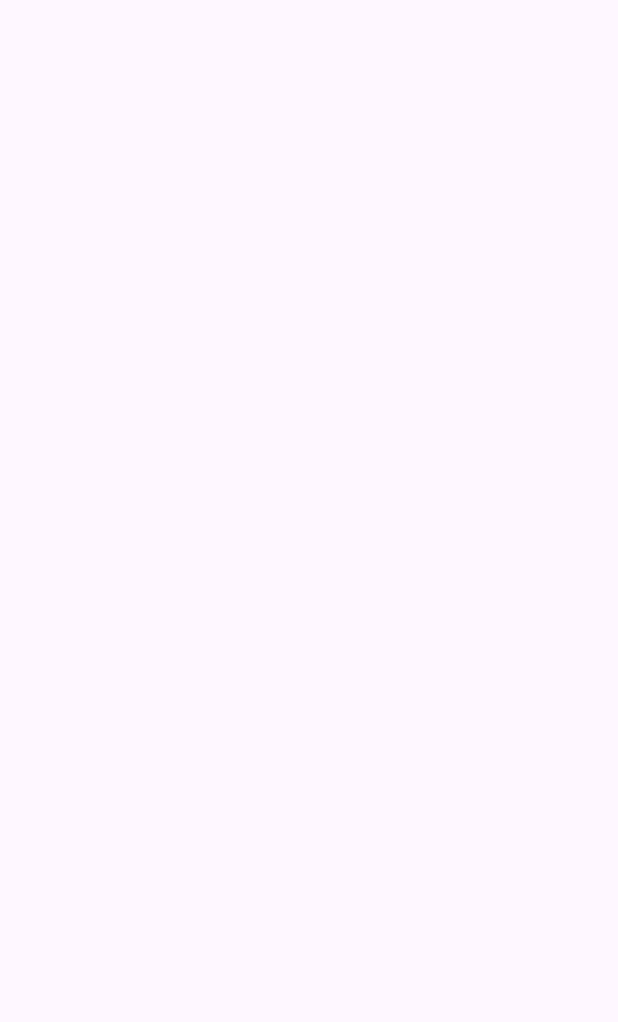
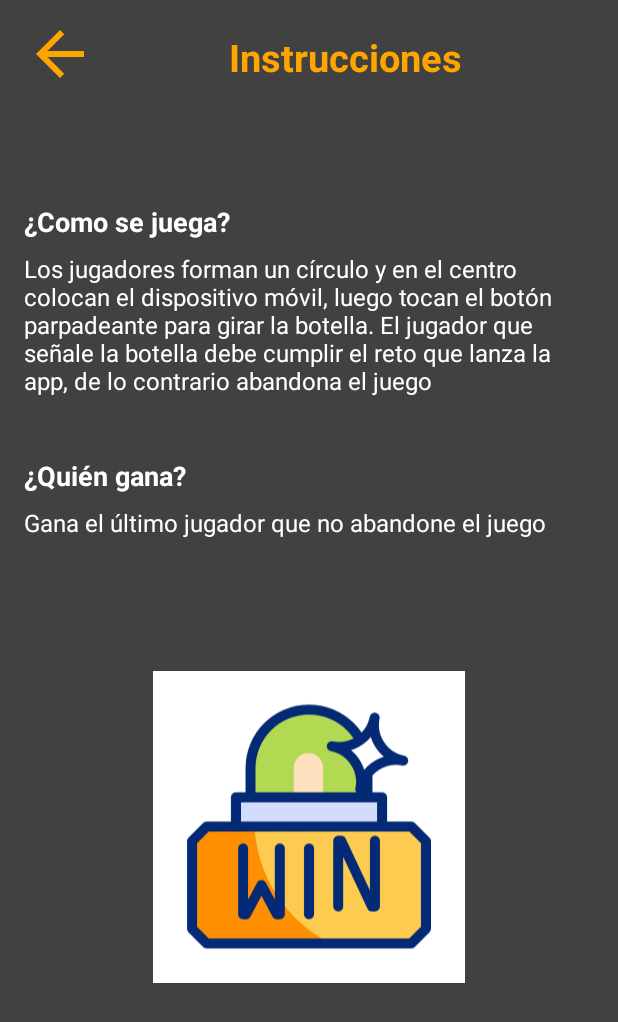
Before and after one commit to LONG-TERM-EFFECTS-OF-SUFFERING/Bottle_Flip_Game, an Android app: the Instructions screen opened through its navigation route, on a phone screen of 412 x 824 dp. Before the commit the part shown is empty. Shown: the top 1022 px of the screen. Run offline under Robolectric (Android 15) with nearby library versions, the phone set to English and light mode, and no system bars; our stand-ins replace data binding.

Commit message:
add instructions frame content

```diff
--- a/app/src/main/java/com/example/bottle_flip/view/fragment/Instructions.kt
+++ b/app/src/main/java/com/example/bottle_flip/view/fragment/Instructions.kt
@@ -5,6 +5,9 @@ import android.view.LayoutInflater
 import android.view.View
 import android.view.ViewGroup
 import androidx.fragment.app.Fragment
+import androidx.navigation.fragment.findNavController
+import com.bumptech.glide.Glide
+import com.example.bottle_flip.R
 
 import com.example.bottle_flip.databinding.InstructionsBinding
 
@@ -22,5 +25,23 @@ class Instructions : Fragment() {
 
     override fun onViewCreated(view: View, savedInstanceState: Bundle?) {
         super.onViewCreated(view, savedInstanceState)
+
+        // Load gif winner using Glide
+        Glide.with(this)
+            .asGif()
+            .load(R.drawable.win_animated)
+            .into(binding.ivAnimatedWin)
+
+        // Configuration of back button
+        binding.btnBack.setOnClickListener {
+            findNavController().navigate(R.id.action_instructions_to_game)
+        }
+
+        // Call to pause audio game function
+        checkAndPauseBackgroundAudio()
+    }
+
+    // Declaration of pause audio game function
+    private fun checkAndPauseBackgroundAudio() {
     }
 }
--- /dev/null
+++ b/app/src/main/res/drawable/ic_back.xml
@@ -0,0 +1,12 @@
+<vector android:autoMirrored="true"
+    android:height="48dp"
+    android:width="48dp"
+    android:viewportHeight="24"
+    android:viewportWidth="24"
+    xmlns:android="http://schemas.android.com/apk/res/android">
+
+    <path
+        android:fillColor="@android:color/white"
+        android:pathData="M20,11H7.83l5.59,-5.59L12,4l-8,8 8,8 1.41,-1.41L7.83,13H20v-2z"
+        android:tint="@color/orange" />
+</vector>
--- a/app/src/main/res/layout/instructions.xml
+++ b/app/src/main/res/layout/instructions.xml
@@ -3,10 +3,120 @@
 	xmlns:app="http://schemas.android.com/apk/res-auto"
 	xmlns:tools="http://schemas.android.com/tools">
 
+	<data>
+		<!-- Binding data variables -->
+	</data>
+
 	<androidx.constraintlayout.widget.ConstraintLayout
 		android:layout_width="match_parent"
 		android:layout_height="match_parent"
-		tools:context=".view.fragment.Instructions">
+		android:background="#414141"
+		tools:context=".view.fragment.Instructions"
+		android:padding="16dp"
+		>
+
+		<!-- Back button -->
+		<ImageButton
+			android:id="@+id/btnBack"
+			android:layout_width="48dp"
+			android:layout_height="48dp"
+			android:padding="12dp"
+			android:background="?attr/selectableItemBackgroundBorderless"
+			android:src="@drawable/ic_back"
+			android:contentDescription="@string/back_button"
+			app:layout_constraintStart_toStartOf="parent"
+			app:layout_constraintTop_toTopOf="parent"
+			app:layout_constraintBottom_toBottomOf="@id/tvTitle"
+			app:tint="@color/orange" />
+
+		<!-- Title -->
+		<TextView
+			android:id="@+id/tvTitle"
+			android:layout_width="wrap_content"
+			android:layout_height="wrap_content"
+			android:text="Instrucciones"
+			android:textColor="@color/orange"
+			android:textSize="25sp"
+			android:textStyle="bold"
+			app:layout_constraintStart_toEndOf="@id/btnBack"
+			app:layout_constraintTop_toTopOf="parent"
+			app:layout_constraintBottom_toBottomOf="@id/btnBack"
+			app:layout_constraintEnd_toEndOf="parent" />
+
+
+		<!-- How to play section -->
+		<TextView
+			android:id="@+id/tvHowToPlayTitle"
+			android:layout_width="wrap_content"
+			android:layout_height="wrap_content"
+			android:text="@string/how_to_play_title"
+			android:textColor="@color/white"
+			android:textSize="18sp"
+			android:textStyle="bold"
+			android:layout_marginTop="80dp"
+			app:layout_constraintTop_toBottomOf="@id/tvTitle"
+			app:layout_constraintStart_toStartOf="parent"
+			/>
+
+		<TextView
+			android:id="@+id/tvHowToPlayContent"
+			android:layout_width="wrap_content"
+			android:layout_height="wrap_content"
+			android:text="@string/how_to_play_content"
+			android:textColor="@color/white"
+			android:textSize="16sp"
+			android:layout_marginTop="8dp"
+			app:layout_constraintTop_toBottomOf="@id/tvHowToPlayTitle"
+			app:layout_constraintStart_toStartOf="parent"
+			/>
+
+		<!-- Who win section -->
+		<TextView
+			android:id="@+id/tvWhoWinTitle"
+			android:layout_width="wrap_content"
+			android:layout_height="wrap_content"
+			android:text="@string/who_win_title"
+			android:textColor="@color/white"
+			android:textSize="18sp"
+			android:textStyle="bold"
+			android:layout_marginTop="40dp"
+			app:layout_constraintTop_toBottomOf="@id/tvHowToPlayContent"
+			app:layout_constraintStart_toStartOf="parent"
+			/>
+
+		<TextView
+			android:id="@+id/tvWhoWinContent"
+			android:layout_width="wrap_content"
+			android:layout_height="wrap_content"
+			android:text="@string/who_win_content"
+			android:textColor="@color/white"
+			android:textSize="16sp"
+			android:layout_marginTop="8dp"
+			app:layout_constraintTop_toBottomOf="@id/tvWhoWinTitle"
+			app:layout_constraintStart_toStartOf="parent"
+			/>
+
+		<!-- Animated Image -->
+		<!--<ImageView
+			android:id="@+id/ivAnimatedWin"
+			android:layout_width="208dp"
+			android:layout_height="363dp"
+			android:layout_marginTop="10dp"
+			android:contentDescription="@string/animation_image_winner"
+			android:src="@drawable/win"
+			app:layout_constraintEnd_toEndOf="parent"
+			app:layout_constraintStart_toStartOf="parent"
+			app:layout_constraintTop_toBottomOf="@id/tvWhoWinContent" />-->
+		<ImageView
+			android:id="@+id/ivAnimatedWin"
+			android:layout_width="208dp"
+			android:layout_height="363dp"
+			android:layout_marginTop="10dp"
+			android:contentDescription="@string/animation_image_winner"
+			app:layout_constraintEnd_toEndOf="parent"
+			app:layout_constraintStart_toStartOf="parent"
+			app:layout_constraintTop_toBottomOf="@id/tvWhoWinContent" />
+
 
 	</androidx.constraintlayout.widget.ConstraintLayout>
 </layout>
--- a/app/src/main/res/values/colors.xml
+++ b/app/src/main/res/values/colors.xml
@@ -2,4 +2,5 @@
 <resources>
 	<color name="black">#FF000000</color>
 	<color name="white">#FFFFFFFF</color>
+	<color name="orange">#FFA500</color>
 </resources>
--- a/app/src/main/res/values/strings.xml
+++ b/app/src/main/res/values/strings.xml
@@ -1,3 +1,12 @@
 <resources>
 	<string name="app_name">BottleFlip</string>
+
+	<!-- Instructions Frame -->
+	<string name="back_button">Volver al juego</string>
+	<string name="title_instructions">Instrucciones</string>
+	<string name="how_to_play_title">¿Como se juega?</string>
+	<string name="how_to_play_content">Los jugadores forman un círculo y en el centro colocan el dispositivo móvil, luego tocan el botón parpadeante para girar la botella. El jugador que señale la botella debe cumplir el reto que lanza la app, de lo contrario abandona el juego</string>
+	<string name="who_win_title">¿Quién gana?</string>
+	<string name="who_win_content">Gana el último jugador que no abandone el juego</string>
+	<string name="animation_image_winner">Winner animated image</string>
 </resources>
```
Also changed, not shown: app/src/main/res/drawable/win_animated.gif (added), app/src/main/res/drawable/win_image.png (added).
